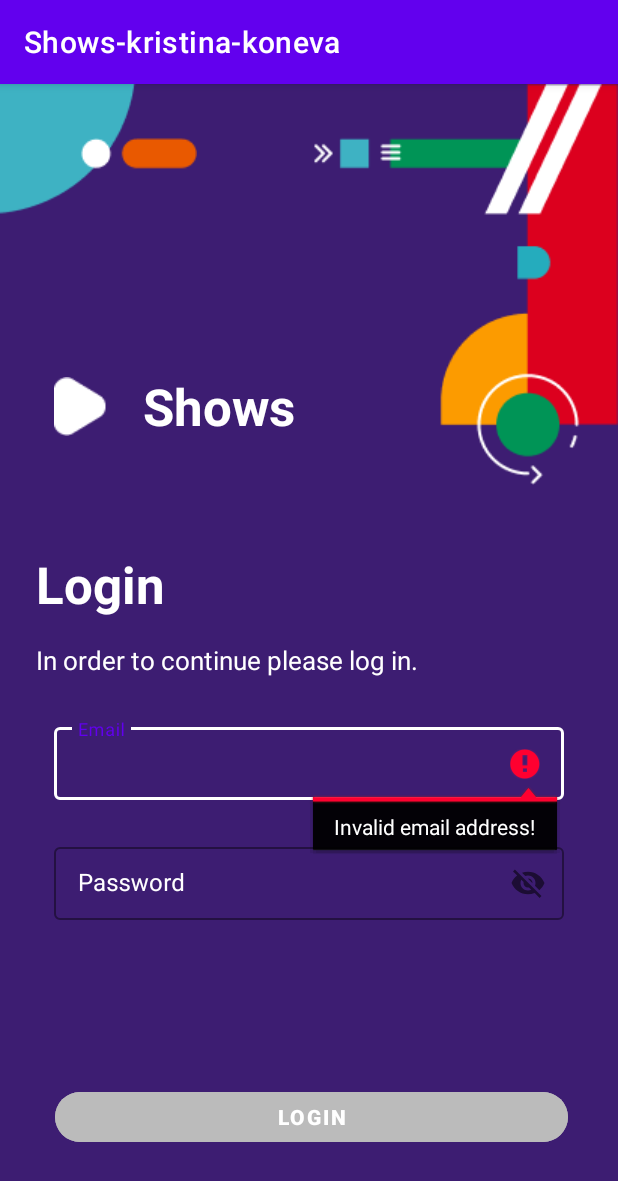
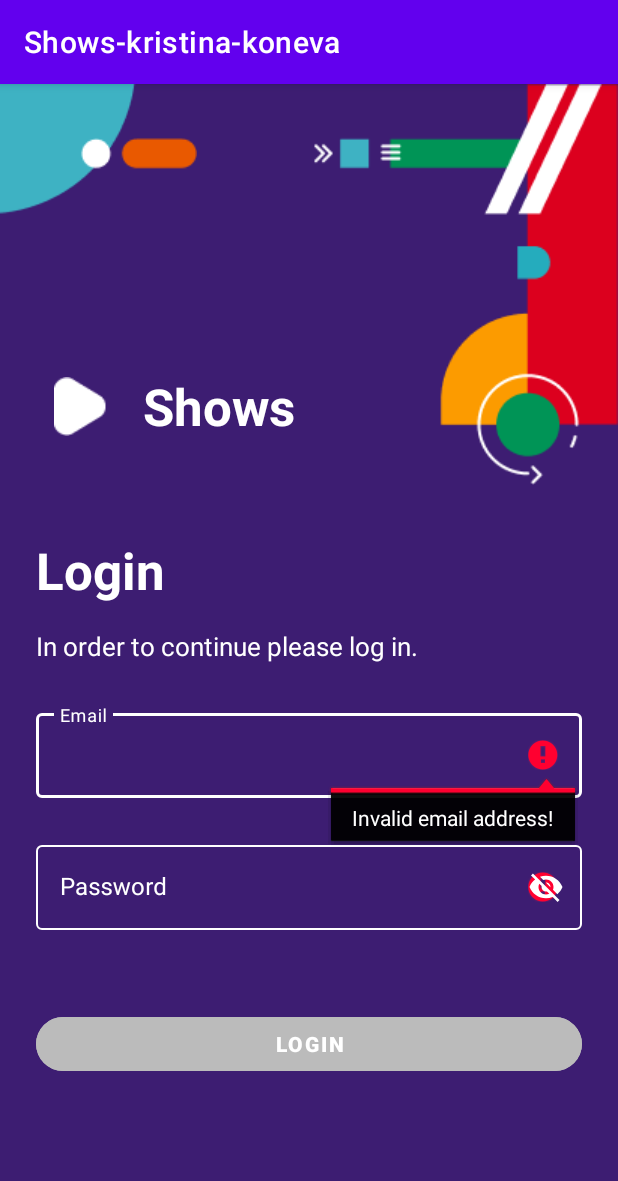
Before and after one commit to kristinakoneva/infinum-academy-shows-app-kristinakoneva, an Android app: the screen it shows after launch (LoginActivity), after a tap on an icon or button, on a phone screen of 412 x 824 dp. Shown: the top 1181 px of the screen. Run offline under Robolectric (Android 15) with nearby library versions, the phone set to English and light mode, and no system bars.

Commit message:
Apply corrections from assignment2

```diff
--- a/app/src/main/java/infinumacademy/showsapp/kristinakoneva/LoginActivity.kt
+++ b/app/src/main/java/infinumacademy/showsapp/kristinakoneva/LoginActivity.kt
@@ -24,6 +24,10 @@ class LoginActivity : AppCompatActivity() {
             val email = emailLiveData.value
             this.value = validateLoginForm(email,password)
         }
+    }
+
+    companion object{
+        const val MIN_CHARS_FOR_PASSWORD = 6
     }
 
     override fun onCreate(savedInstanceState: Bundle?) {
@@ -65,16 +69,23 @@ class LoginActivity : AppCompatActivity() {
 
     private fun validateLoginForm(email: String?, password: String?) : Boolean{
         val isValidEmail = email!=null && email.isNotBlank() && email.matches("^[a-z][a-z0-9\\.\\_]*@[a-z]+\\.[a-z]+".toRegex())
-        val isValidPassword = password!=null && password.isNotBlank() && password.length>=6
+        val isValidPassword = password!=null && password.isNotBlank() && password.length >= MIN_CHARS_FOR_PASSWORD
 
         setEmailError(isValidEmail)
+        setPasswordError(isValidPassword)
 
         return isValidEmail && isValidPassword
     }
 
     private fun setEmailError(isValidEmail: Boolean){
         if(!isValidEmail){
-            binding.etEmail.error = "Invalid email address!"
+            binding.etEmail.error = getString(R.string.invalid_email_error_message)
+        }
+    }
+
+    private fun setPasswordError(isValidPassword: Boolean){
+        if(!isValidPassword){
+            binding.etPassword.error = getString(R.string.invalid_password_error_message)
         }
     }
 
--- /dev/null
+++ b/app/src/main/res/color/edit_text_color_selector.xml
@@ -0,0 +1,8 @@
+<?xml version="1.0" encoding="utf-8"?>
+<selector xmlns:android="http://schemas.android.com/apk/res/android">
+    <item android:state_pressed="true"
+        android:color="@color/white" /> <!-- pressed -->
+    <item android:state_focused="true"
+        android:color="@color/white"/> <!-- focused -->
+    <item android:color="@color/white"/> <!-- default -->
+</selector>
--- /dev/null
+++ b/app/src/main/res/color/hint_text_color_selector.xml
@@ -0,0 +1,15 @@
+<?xml version="1.0" encoding="utf-8"?>
+<selector xmlns:android="http://schemas.android.com/apk/res/android">
+    <item android:state_pressed="true"
+        android:color="@color/white"/> <!-- pressed -->
+    <item android:state_focused="true"
+        android:color="@color/white"/> <!-- focused -->
+    <item android:state_activated="true"
+        android:color="@color/white"/>
+    <item android:state_active="true"
+        android:color="@color/white"/>
+    <item android:state_selected="true"
+        android:color="@color/white"/>
+    <item android:color="@color/white"/> <!-- default -->
+
+</selector>
--- a/app/src/main/res/color/login_button_text_color.xml
+++ b/app/src/main/res/color/login_button_text_color.xml
@@ -1,9 +1,9 @@
 <?xml version="1.0" encoding="utf-8"?>
 <selector xmlns:android="http://schemas.android.com/apk/res/android">
     <!--When the button is not enabled-->
-    <item android:state_enabled="false" android:color="#FFFFFF" />
+    <item android:state_enabled="false" android:color="@color/white" />
     <!--When button is enabled-->
-    <item android:state_selected="true" android:color="#52368C" />
+    <item android:state_selected="true" android:color="@color/purple" />
     <!--Default Text Color-->
-    <item android:color="#52368C" />
+    <item android:color="@color/purple" />
 </selector>
--- /dev/null
+++ b/app/src/main/res/color/password_toggle_color_selector.xml
@@ -0,0 +1,8 @@
+<?xml version="1.0" encoding="utf-8"?>
+<selector xmlns:android="http://schemas.android.com/apk/res/android">
+    <item android:state_pressed="true"
+        android:color="@color/white"/> <!-- pressed -->
+    <item android:state_focused="true"
+        android:color="@color/white"/> <!-- focused -->
+    <item android:color="@color/white"/> <!-- default -->
+</selector>
--- a/app/src/main/res/layout/activity_login.xml
+++ b/app/src/main/res/layout/activity_login.xml
@@ -1,10 +1,11 @@
 <?xml version="1.0" encoding="utf-8"?>
+
 <androidx.constraintlayout.widget.ConstraintLayout xmlns:android="http://schemas.android.com/apk/res/android"
     xmlns:app="http://schemas.android.com/apk/res-auto"
     xmlns:tools="http://schemas.android.com/tools"
     android:layout_width="match_parent"
     android:layout_height="match_parent"
-    android:background="#3D1D72"
+    android:background="@color/purple_background"
     tools:context=".LoginActivity">
 
     <ImageView
@@ -35,29 +36,42 @@
         app:layout_constraintTop_toBottomOf="@+id/imgTopLeftIllustration" />
 
     <TextView
+        android:id="@+id/textView"
         android:layout_width="wrap_content"
         android:layout_height="wrap_content"
         android:layout_marginStart="24dp"
         android:layout_marginTop="192dp"
         android:text="@string/title_shows"
         android:textColor="@color/white"
+        android:textSize="34sp"
         android:textStyle="bold"
-        android:textSize="34sp"
         app:layout_constraintStart_toEndOf="@+id/imgPlayBtnTitle"
         app:layout_constraintTop_toTopOf="parent" />
+
+    <ScrollView
+        android:layout_width="match_parent"
+        android:layout_height="0dp"
+        app:layout_constraintTop_toBottomOf="@+id/textView"
+        app:layout_constraintEnd_toEndOf="parent"
+        app:layout_constraintStart_toStartOf="parent"
+        app:layout_constraintBottom_toBottomOf="parent"
+        >
+        <androidx.constraintlayout.widget.ConstraintLayout
+            android:layout_width="match_parent"
+            android:layout_height="wrap_content">
 
             <TextView
                 android:id="@+id/tvLoginTitle"
                 android:layout_width="wrap_content"
                 android:layout_height="wrap_content"
                 android:layout_marginStart="24dp"
-        android:layout_marginTop="76dp"
+                android:layout_marginTop="64dp"
                 android:text="@string/login_title"
                 android:textColor="@color/white"
                 android:textSize="34sp"
                 android:textStyle="bold"
                 app:layout_constraintStart_toStartOf="parent"
-        app:layout_constraintTop_toBottomOf="@+id/imgPlayBtnTitle" />
+                app:layout_constraintTop_toTopOf="parent" />
 
             <TextView
                 android:id="@+id/tvLoginRequired"
@@ -76,15 +90,18 @@
             <com.google.android.material.textfield.TextInputLayout
                 style="@style/Widget.MaterialComponents.TextInputLayout.OutlinedBox"
                 android:id="@+id/tilEmail"
-        android:layout_width="340dp"
-        android:layout_height="54dp"
+                android:layout_width="0dp"
+                android:layout_height="match_parent"
+                android:layout_marginStart="24dp"
+                android:layout_marginEnd="24dp"
                 android:hint="@string/hint_email"
                 app:layout_constraintEnd_toEndOf="parent"
                 app:layout_constraintStart_toStartOf="parent"
                 android:layout_marginTop="27dp"
                 app:layout_constraintTop_toBottomOf="@+id/tvLoginRequired"
-        android:textColorHint="@color/white"
-        app:boxStrokeColor="@color/white">
+                android:textColorHint="@color/hint_text_color_selector"
+                app:boxStrokeColor="@color/edit_text_color_selector"
+                app:hintTextColor="@color/hint_text_color_selector">
 
                 <com.google.android.material.textfield.TextInputEditText
                     android:id="@+id/etEmail"
@@ -98,17 +115,21 @@
             </com.google.android.material.textfield.TextInputLayout>
             <com.google.android.material.textfield.TextInputLayout
                 android:id="@+id/tilPassword"
-        android:layout_width="340dp"
-        android:layout_height="54dp"
+                android:layout_width="0dp"
+                android:layout_height="match_parent"
+                android:layout_marginStart="24dp"
+                android:layout_marginEnd="24dp"
                 android:hint="@string/hint_password"
                 app:layout_constraintEnd_toEndOf="parent"
                 app:layout_constraintStart_toStartOf="parent"
                 android:layout_marginTop="26dp"
                 app:passwordToggleEnabled="true"
+                app:passwordToggleTint="@color/password_toggle_color_selector"
                 app:layout_constraintTop_toBottomOf="@+id/tilEmail"
                 style="@style/Widget.MaterialComponents.TextInputLayout.OutlinedBox"
-        app:boxStrokeColor="@color/white"
-        android:textColorHint="@color/white"
+                app:boxStrokeColor="@color/edit_text_color_selector"
+                android:textColorHint="@color/hint_text_color_selector"
+                app:hintTextColor="@color/hint_text_color_selector"
                 >
 
                 <com.google.android.material.textfield.TextInputEditText
@@ -118,15 +139,16 @@
                     android:inputType="textPassword"
                     android:lines="1"
                     android:textColor="@color/white"
-
                     />
 
             </com.google.android.material.textfield.TextInputLayout>
 
             <com.google.android.material.button.MaterialButton
                 android:id="@+id/btnLogin"
-        android:layout_width="342dp"
-        android:layout_height="45dp"
+                android:layout_width="0dp"
+                android:layout_height="match_parent"
+                android:layout_marginStart="24dp"
+                android:layout_marginEnd="24dp"
                 android:layout_marginTop="52dp"
                 android:backgroundTint="@color/login_button_background_color"
                 android:textColor="@color/login_button_text_color"
@@ -141,5 +163,11 @@
                 android:enabled="false"
                 />
 
+        </androidx.constraintlayout.widget.ConstraintLayout>
+
+
+    </ScrollView>
+
+
 
 </androidx.constraintlayout.widget.ConstraintLayout>
--- a/app/src/main/res/values/colors.xml
+++ b/app/src/main/res/values/colors.xml
@@ -7,4 +7,8 @@
     <color name="teal_700">#FF018786</color>
     <color name="black">#FF000000</color>
     <color name="white">#FFFFFFFF</color>
+    <color name="purple_background">#3D1D72</color>
+    <color name="light_grey">#BBBBBB</color>
+    <color name="purple">#52368C</color>
+    <color name="grey">#808080</color>
 </resources>
--- a/app/src/main/res/values/strings.xml
+++ b/app/src/main/res/values/strings.xml
@@ -18,4 +18,6 @@
     <string name="show_hide_empty_state">show/hide empty state</string>
     <string name="your_shows_are_not_showing_get_it">Your shows are not showing. Get it</string>
     <string name="shows_empty_state_message">Your shows are not showing. Get it?</string>
+    <string name="invalid_email_error_message">Invalid email address!</string>
+    <string name="invalid_password_error_message">Invalid password!</string>
 </resources>
```
Also changed, not shown: 3 other files. Lines whose indentation alone changed are shown as unchanged.
